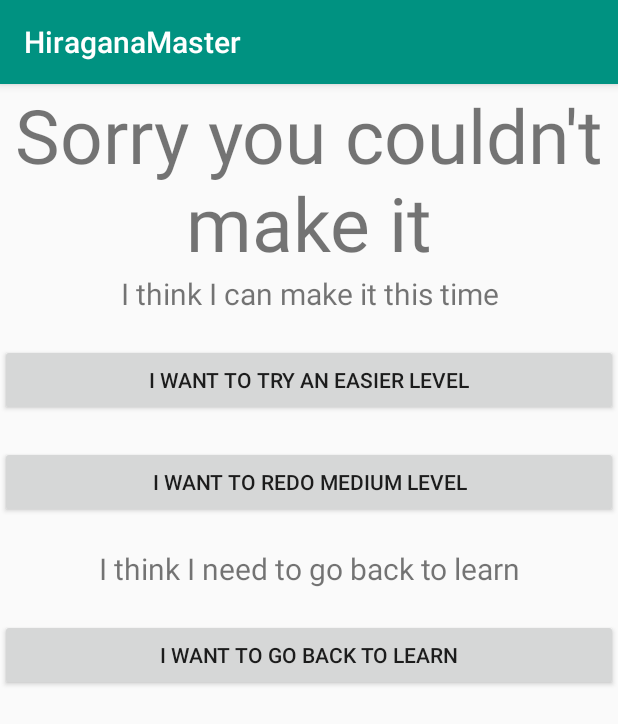
After one commit to japkidzsola/HiraganaMaster2, an Android app: the EndingFail screen opened directly, with no data from a screen before it, on a phone screen of 412 x 824 dp. The commit adds this screen. Shown: the top 724 px of the screen. Run offline under Robolectric (Android 15) with nearby library versions, the phone set to English and light mode, and no system bars.

Commit message:
medium teszt buttonra generálás timer időzítő berakása fail activity

```diff
--- a/app/src/main/AndroidManifest.xml
+++ b/app/src/main/AndroidManifest.xml
@@ -9,7 +9,10 @@
         android:roundIcon="@mipmap/ic_launcher_round"
         android:supportsRtl="true"
         android:theme="@style/AppTheme">
-        <activity android:name=".Medium"></activity>
+        <activity android:name=".EndingFail"></activity>
+        <activity
+            android:name=".Medium"
+            android:theme="@style/Theme.AppCompat.Light.NoActionBar" />
         <activity android:name=".Ending" />
         <activity android:name=".Beginner" />
         <activity android:name=".Modification" />
--- /dev/null
+++ b/app/src/main/java/com/example/hiraganamaster/EndingFail.java
@@ -0,0 +1,53 @@
+package com.example.hiraganamaster;
+
+import androidx.appcompat.app.AppCompatActivity;
+
+import android.content.Intent;
+import android.os.Bundle;
+import android.view.View;
+import android.widget.Button;
+
+import com.example.hiraganamaster.ui.hiraganalearn.HiraganaLearnFragment;
+
+public class EndingFail extends AppCompatActivity {
+
+    Button failredomedium, failredobeginner, failredolearn;
+
+    @Override
+    protected void onCreate(Bundle savedInstanceState) {
+        super.onCreate(savedInstanceState);
+        setContentView(R.layout.activity_ending_fail);
+
+        failredomedium = findViewById(R.id.failredomedium);
+        failredobeginner = findViewById(R.id.failredobeginner);
+        failredolearn = findViewById(R.id.failredolearn);
+
+        failredomedium.setOnClickListener(new View.OnClickListener() {
+            @Override
+            public void onClick(View v) {
+                Intent intent = new Intent(EndingFail.this, Medium.class);
+                startActivity(intent);
+                finish();
+            }
+        });
+
+        failredobeginner.setOnClickListener(new View.OnClickListener() {
+            @Override
+            public void onClick(View v) {
+                Intent intent = new Intent(EndingFail.this, Beginner.class);
+                startActivity(intent);
+                finish();
+            }
+        });
+
+        failredobeginner.setOnClickListener(new View.OnClickListener() {
+            @Override
+            public void onClick(View v) {
+                Intent intent = new Intent(EndingFail.this, HiraganaLearnFragment.class);
+                startActivity(intent);
+                finish();
+            }
+        });
+
+    }
+}
--- a/app/src/main/res/layout/activity_ending.xml
+++ b/app/src/main/res/layout/activity_ending.xml
@@ -5,7 +5,6 @@
     android:layout_width="match_parent"
     android:layout_height="match_parent"
     tools:context=".Ending"
-    android:gravity="center"
     android:orientation="vertical">
 
     <TextView
@@ -13,7 +12,8 @@
         android:layout_height="wrap_content"
         android:layout_gravity="top"
         android:text="Good job u did it"
-        android:textSize="50dp" />
+        android:textSize="50dp"
+        android:gravity="center"/>
 
     <Button
         android:id="@+id/redomedium"
--- /dev/null
+++ b/app/src/main/res/layout/activity_ending_fail.xml
@@ -0,0 +1,58 @@
+<?xml version="1.0" encoding="utf-8"?>
+<LinearLayout xmlns:android="http://schemas.android.com/apk/res/android"
+    xmlns:app="http://schemas.android.com/apk/res-auto"
+    xmlns:tools="http://schemas.android.com/tools"
+    android:layout_width="match_parent"
+    android:layout_height="match_parent"
+    tools:context=".EndingFail"
+    android:orientation="vertical">
+
+    <TextView
+        android:layout_width="match_parent"
+        android:layout_height="wrap_content"
+        android:layout_gravity="top"
+        android:text="Sorry you couldn't make it"
+        android:textSize="50dp"
+        android:gravity="center"/>
+
+    <TextView
+        android:layout_width="match_parent"
+        android:layout_height="wrap_content"
+        android:text="I think I can make it this time"
+        android:textSize="20dp"
+        android:gravity="center"
+        android:layout_marginBottom="20dp"/>
+    <Button
+        android:id="@+id/failredobeginner"
+        android:layout_width="match_parent"
+        android:layout_height="wrap_content"
+        android:text="I want to try an easier level"
+        android:layout_gravity="center"
+        android:layout_marginBottom="20dp"
+        />
+
+    <Button
+        android:id="@+id/failredomedium"
+        android:layout_width="match_parent"
+        android:layout_height="wrap_content"
+        android:text="I want to redo medium level"
+        android:layout_gravity="center"
+        android:layout_marginBottom="20dp"
+        />
+
+    <TextView
+        android:layout_width="match_parent"
+        android:layout_height="wrap_content"
+        android:text="I think I need to go back to learn"
+        android:textSize="20dp"
+        android:gravity="center"
+        android:layout_marginBottom="20dp"/>
+    <Button
+        android:id="@+id/failredolearn"
+        android:layout_width="match_parent"
+        android:layout_height="wrap_content"
+        android:text="I want to go back to learn"
+        android:layout_gravity="center"
+        />
+
+</LinearLayout>
--- a/app/src/main/res/values/styles.xml
+++ b/app/src/main/res/values/styles.xml
@@ -1,7 +1,7 @@
 <resources>
 
     <!-- Base application theme. -->
-    <style name="AppTheme" parent="Theme.AppCompat.Light.NoActionBar">
+    <style name="AppTheme" parent="Theme.AppCompat.Light.DarkActionBar">
         <!-- Customize your theme here. -->
         <item name="colorPrimary">@color/colorPrimary</item>
         <item name="colorPrimaryDark">@color/colorPrimaryDark</item>
```
Also changed, not shown: app/src/main/java/com/example/hiraganamaster/Medium.java (+197 -14 lines), app/src/main/res/drawable/ic_play_arrow.xml (added, +9 -0 lines), app/src/main/res/layout/activity_medium.xml (+10 -0 lines), app/src/main/res/menu/menu.xml (added, +10 -0 lines).
